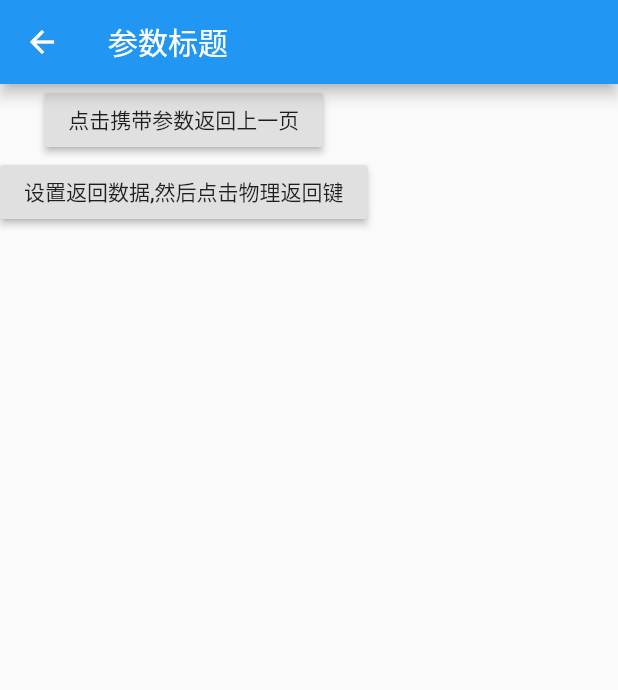
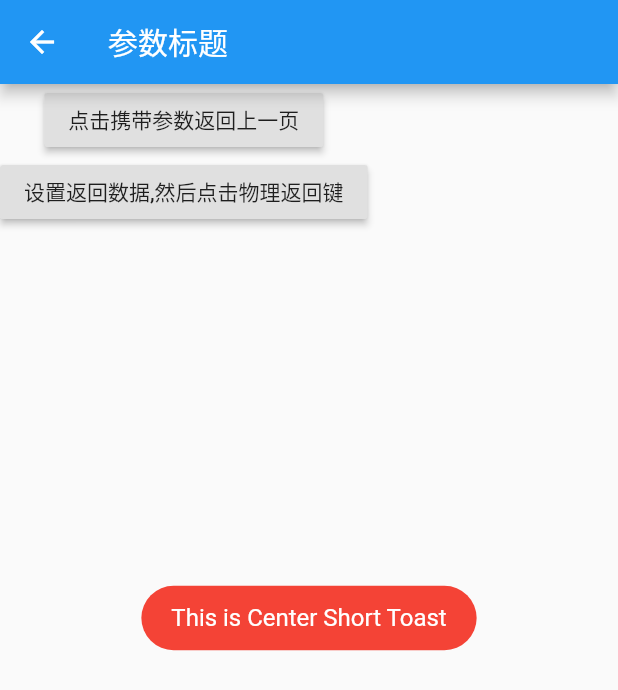
Before and after one commit to huangyuanlove/flutter_router, a Flutter app: the RouterOneWidget screen opened directly, after a tap on "go to router_two", on a phone screen of 412 x 824 dp. Shown: the top 690 px of the screen. Run offline on Flutter 3.47's test engine with Material 2 defaults, Android fonts, the phone set to English and light mode, and no system bars; our stand-ins replace fluttertoast.

```diff
--- a/flutter_module/lib/router_one.dart
+++ b/flutter_module/lib/router_one.dart
@@ -3,6 +3,7 @@ import 'dart:convert';
 import 'package:flutter/material.dart';
 import 'package:flutter/material.dart' as prefix0;
 import 'package:flutter/services.dart';
+import 'package:fluttertoast/fluttertoast.dart';
 import 'router_two.dart';
 import 'bridge.dart';
 
@@ -54,6 +55,17 @@ void _goBack() {
           Text(widget.params['title']),
           RaisedButton(
             onPressed: () {
+
+              Fluttertoast.showToast(
+                  msg: "This is Center Short Toast",
+                  toastLength: Toast.LENGTH_SHORT,
+                  gravity: ToastGravity.CENTER,
+                  timeInSecForIos: 1,
+                  backgroundColor: Colors.red,
+                  textColor: Colors.white,
+                  fontSize: 16.0
+              );
+
               Navigator.of(context)
                   .push(MaterialPageRoute(builder: (BuildContext context) {
                 return RouterTwoWidget({"title": "参数标题"});
--- a/flutter_module/pubspec.yaml
+++ b/flutter_module/pubspec.yaml
@@ -27,6 +27,7 @@ dependencies:
   # The following adds the Cupertino Icons font to your application.
   # Use with the CupertinoIcons class for iOS style icons.
   cupertino_icons: ^0.1.2
+  fluttertoast: ^2.2.11
 
 dev_dependencies:
   flutter_test:
```
Also changed, not shown: flutter_module/pubspec.lock, 7 other files.
